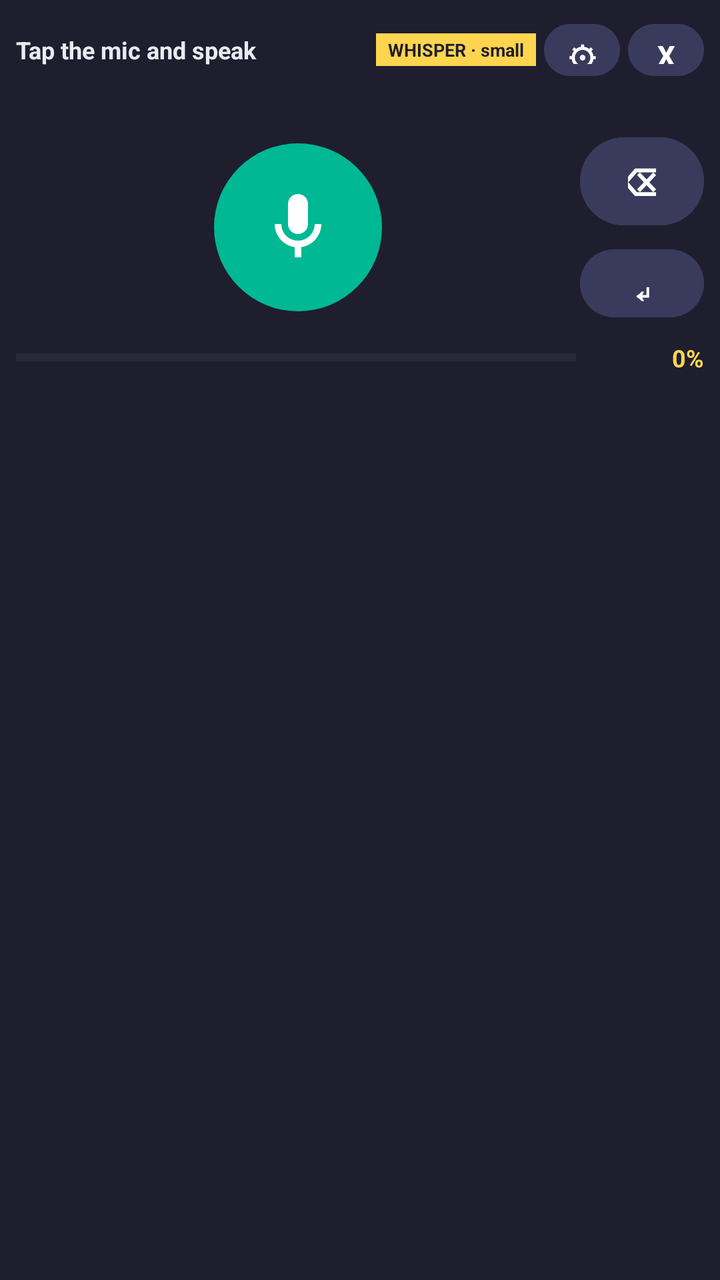
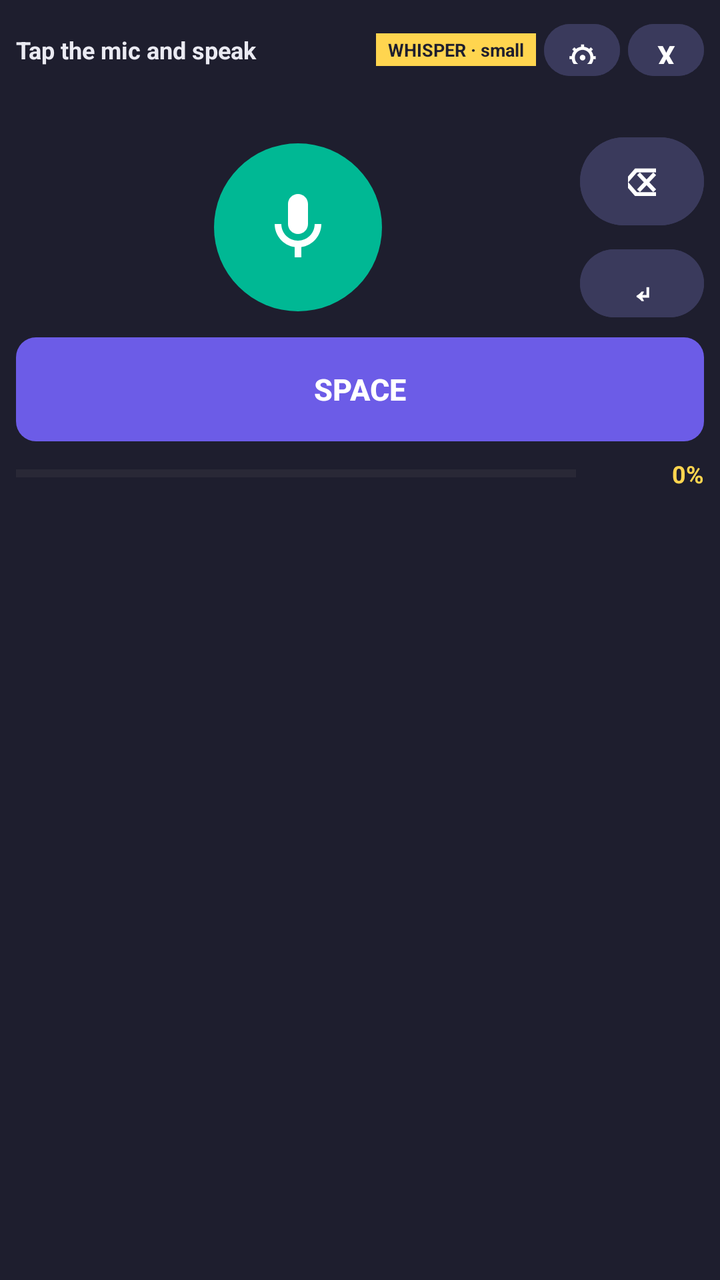

Compare the two renders of this Android layout. The source of the first and the diff that turns it into the second are given below.
<!-- AndroidManifest.xml: application theme Theme.WhisperKeyboard -->
<!-- res/layout/keyboard_view.xml -->
<?xml version="1.0" encoding="utf-8"?>
<LinearLayout xmlns:android="http://schemas.android.com/apk/res/android"
    android:orientation="vertical"
    android:layout_width="match_parent"
    android:layout_height="wrap_content"
    android:background="#1E1E2E"
    android:padding="8dp">

    <LinearLayout android:orientation="horizontal" android:layout_width="match_parent" android:layout_height="wrap_content" android:gravity="center_vertical">
        <TextView android:id="@+id/tvStatus" android:text="Tap the mic and speak" android:textColor="#EAEAF2" android:textSize="12sp" android:textStyle="bold" android:layout_width="0dp" android:layout_weight="1" android:layout_height="wrap_content" android:ellipsize="end" android:maxLines="1"/>
        <TextView android:id="@+id/tvEngine" android:text="WHISPER · small" android:textColor="#1E1E2E" android:background="#FFD54F" android:textSize="9sp" android:textStyle="bold" android:paddingStart="6dp" android:paddingEnd="6dp" android:paddingTop="2dp" android:paddingBottom="2dp" android:layout_marginEnd="4dp" android:layout_width="wrap_content" android:layout_height="wrap_content"/>
        <Button android:id="@+id/btnKeyboardGear" android:text="⚙" android:layout_width="38dp" android:layout_height="34dp" android:minWidth="0dp" android:paddingStart="0dp" android:paddingEnd="0dp" android:textSize="15sp" android:textStyle="bold" android:textColor="#FFFFFF" android:backgroundTint="#3A3A5C" android:contentDescription="Open app settings"/>
        <Button android:id="@+id/btnCloseKeyboard" android:text="X" android:layout_width="38dp" android:layout_height="34dp" android:layout_marginStart="4dp" android:minWidth="0dp" android:paddingStart="0dp" android:paddingEnd="0dp" android:textSize="14sp" android:textStyle="bold" android:textColor="#FFFFFF" android:backgroundTint="#3A3A5C" android:contentDescription="Close keyboard (return to default keyboard)"/>
    </LinearLayout>

    
    <TextView android:id="@+id/tvLabels" android:text="" android:textColor="#9FB8FF" android:textSize="11sp" android:layout_width="match_parent" android:layout_height="wrap_content" android:gravity="center" android:singleLine="true" android:ellipsize="end" android:paddingTop="2dp"/>

    
    <LinearLayout android:id="@+id/rowOutstanding" android:orientation="horizontal" android:layout_width="match_parent" android:layout_height="wrap_content" android:gravity="center_vertical" android:layout_marginTop="4dp" android:visibility="gone">
        <Button android:id="@+id/btnTypeOutstanding" android:text="📥 Type pending transcript" android:layout_width="0dp" android:layout_weight="1" android:layout_height="38dp" android:textSize="12sp" android:textStyle="bold" android:textColor="#212121" android:backgroundTint="#74B9FF"/>
        <Button android:id="@+id/btnDiscardOutstanding" android:text="🗑" android:layout_width="42dp" android:layout_height="38dp" android:layout_marginStart="4dp" android:minWidth="0dp" android:paddingStart="0dp" android:paddingEnd="0dp" android:textSize="14sp" android:textColor="#FFFFFF" android:backgroundTint="#636E72" android:contentDescription="Discard oldest pending transcript"/>
    </LinearLayout>

    <LinearLayout android:orientation="horizontal" android:layout_width="match_parent" android:layout_height="wrap_content" android:gravity="center_vertical" android:layout_marginTop="6dp">

        
        <FrameLayout android:layout_width="0dp" android:layout_weight="1" android:layout_height="wrap_content">
            <androidx.appcompat.widget.AppCompatImageButton
                android:id="@+id/btnMicCircle"
                android:layout_width="84dp" android:layout_height="84dp"
                android:layout_gravity="center_horizontal"
                android:background="@drawable/bg_circle"
                android:backgroundTint="#00B894"
                android:src="@drawable/ic_mic"
                android:contentDescription="Record"/>
        </FrameLayout>

        
        <LinearLayout android:orientation="vertical" android:layout_width="wrap_content" android:layout_height="wrap_content">
            <Button android:id="@+id/btnBackspace" android:text="⌫" android:layout_width="62dp" android:layout_height="52dp" android:textSize="19sp" android:textStyle="bold" android:textColor="#FFFFFF" android:backgroundTint="#3A3A5C" android:contentDescription="Backspace: tap deletes a character, hold deletes words faster and faster"/>
            <Button android:id="@+id/btnEnter" android:text="↵" android:layout_width="62dp" android:layout_height="42dp" android:layout_marginTop="4dp" android:textSize="18sp" android:textStyle="bold" android:textColor="#FFFFFF" android:backgroundTint="#3A3A5C" android:contentDescription="Enter: new line"/>
        </LinearLayout>
    </LinearLayout>

    
    <LinearLayout android:orientation="horizontal" android:layout_width="match_parent" android:layout_height="wrap_content" android:gravity="center_vertical" android:layout_marginTop="8dp">
        <ProgressBar android:id="@+id/progressTranscribe" style="?android:attr/progressBarStyleHorizontal" android:layout_width="0dp" android:layout_weight="1" android:layout_height="8dp" android:max="100" android:progress="0" android:progressTint="#00B894"/>
        <TextView android:id="@+id/tvProgressPct" android:text="0%" android:textSize="12sp" android:textStyle="bold" android:textColor="#FFD54F" android:layout_width="wrap_content" android:layout_height="wrap_content" android:gravity="end" android:paddingStart="6dp" android:minWidth="64dp"/>
    </LinearLayout>

    <LinearLayout android:id="@+id/rowProcessing" android:orientation="horizontal" android:layout_width="match_parent" android:layout_height="wrap_content" android:gravity="center" android:layout_marginTop="4dp" android:visibility="gone">
        <Button android:id="@+id/btnSkipOne" android:text="Skip 1 ▸" android:layout_width="0dp" android:layout_weight="1" android:layout_height="30dp" android:textSize="11sp" android:textStyle="bold" android:textColor="#FFFFFF" android:backgroundTint="#E17055"/>
        <Button android:id="@+id/btnStopAll" android:text="■ Stop All" android:layout_width="0dp" android:layout_weight="1" android:layout_height="30dp" android:layout_marginStart="6dp" android:textSize="11sp" android:textStyle="bold" android:textColor="#FFFFFF" android:backgroundTint="#D63031"/>
    </LinearLayout>

    <TextView android:id="@+id/tvQueueBadge" android:text="" android:textSize="10sp" android:textStyle="bold" android:textColor="#FFD54F" android:layout_width="match_parent" android:layout_height="wrap_content" android:gravity="center" android:paddingTop="4dp"/>

</LinearLayout>
<!-- resources referenced by this layout -->
<resources>
  <!-- drawable bg_circle (drawable) -->
  <?xml version="1.0" encoding="utf-8"?>
  <shape xmlns:android="http://schemas.android.com/apk/res/android" android:shape="oval">
      <solid android:color="#00B894"/>
  </shape>
  <!-- drawable ic_mic (drawable) -->
  <?xml version="1.0" encoding="utf-8"?>
  <vector xmlns:android="http://schemas.android.com/apk/res/android"
      android:width="40dp" android:height="40dp"
      android:viewportWidth="24" android:viewportHeight="24">
      <path android:fillColor="#FFFFFFFF" android:pathData="M12,14c1.66,0 3,-1.34 3,-3V5c0,-1.66 -1.34,-3 -3,-3S9,3.34 9,5v6c0,1.66 1.34,3 3,3zM17,11c0,2.76 -2.24,5 -5,5s-5,-2.24 -5,-5H5c0,3.53 2.61,6.43 6,6.92V21h2v-3.08c3.39,-0.49 6,-3.39 6,-6.92h-2z"/>
  </vector>
  <style name="Theme.WhisperKeyboard" parent="Theme.Material3.DayNight.NoActionBar">
          <item name="colorPrimary">#6C5CE7</item>
          <item name="colorPrimaryVariant">#5A4BD1</item>
          <item name="colorOnPrimary">#FFFFFF</item>
          <item name="colorSecondary">#A29BFE</item>
          <item name="android:statusBarColor">#2C2C3E</item>
      </style>
</resources>

<!-- the commit's change to res/layout/keyboard_view.xml (unified diff, before → after) -->
@@ -44,6 +44,11 @@
     </LinearLayout>
 
     
+    <LinearLayout android:orientation="horizontal" android:layout_width="match_parent" android:layout_height="wrap_content" android:gravity="center_vertical" android:layout_marginTop="6dp">
+        <Button android:id="@+id/btnSpace" android:text="SPACE" android:layout_width="0dp" android:layout_weight="1" android:layout_height="52dp" android:textSize="15sp" android:textStyle="bold" android:textColor="#FFFFFF" android:background="@drawable/bg_keyboard_key" android:contentDescription="Space"/>
+    </LinearLayout>
+
+    
     <LinearLayout android:orientation="horizontal" android:layout_width="match_parent" android:layout_height="wrap_content" android:gravity="center_vertical" android:layout_marginTop="8dp">
         <ProgressBar android:id="@+id/progressTranscribe" style="?android:attr/progressBarStyleHorizontal" android:layout_width="0dp" android:layout_weight="1" android:layout_height="8dp" android:max="100" android:progress="0" android:progressTint="#00B894"/>
         <TextView android:id="@+id/tvProgressPct" android:text="0%" android:textSize="12sp" android:textStyle="bold" android:textColor="#FFD54F" android:layout_width="wrap_content" android:layout_height="wrap_content" android:gravity="end" android:paddingStart="6dp" android:minWidth="64dp"/>
<!-- resource entries referenced after the edit -->
@@ -5,6 +5,35 @@
   <shape xmlns:android="http://schemas.android.com/apk/res/android" android:shape="oval">
       <solid android:color="#00B894"/>
   </shape>
+  <!-- drawable bg_keyboard_key (drawable) -->
+  <?xml version="1.0" encoding="utf-8"?>
+  <selector xmlns:android="http://schemas.android.com/apk/res/android">
+  
+      <item android:state_pressed="true">
+          <shape android:shape="rectangle">
+              <corners android:radius="10dp"/>
+              <solid android:color="#34344A"/>
+              <padding
+                  android:left="8dp"
+                  android:top="6dp"
+                  android:right="8dp"
+                  android:bottom="6dp"/>
+          </shape>
+      </item>
+  
+      <item>
+          <shape android:shape="rectangle">
+              <corners android:radius="10dp"/>
+              <solid android:color="#45455F"/>
+              <padding
+                  android:left="8dp"
+                  android:top="6dp"
+                  android:right="8dp"
+                  android:bottom="6dp"/>
+          </shape>
+      </item>
+  
+  </selector>
   <!-- drawable ic_mic (drawable) -->
   <?xml version="1.0" encoding="utf-8"?>
   <vector xmlns:android="http://schemas.android.com/apk/res/android"
